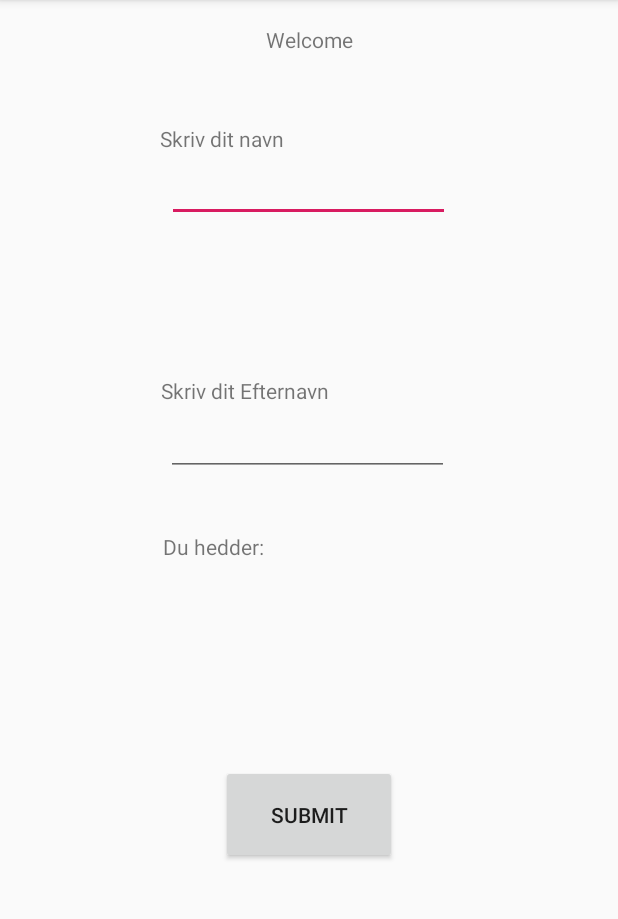
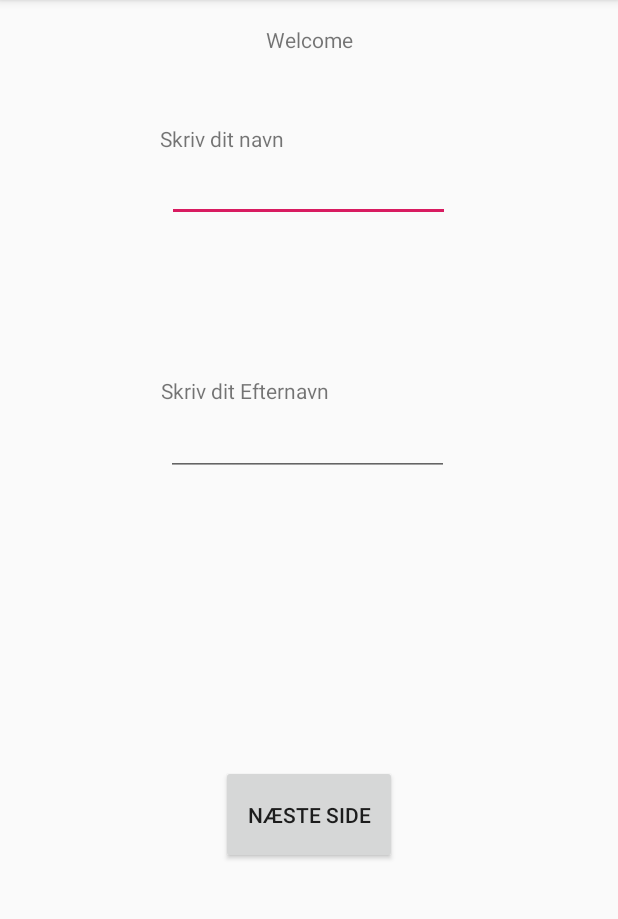
Before and after one commit to kenniholm/Testapp, an Android app: the screen it shows after launch (MainActivity), on a phone screen of 412 x 824 dp, the part 84-1003 px from its top. Run offline under Robolectric (Android 15) with nearby library versions, the phone set to English and light mode, and no system bars.

Commit message:
Change findviewbyID to best practice Add Send data to new activity with Intent

```diff
--- a/app/src/main/java/com/example/trendlog/MainActivity.kt
+++ b/app/src/main/java/com/example/trendlog/MainActivity.kt
@@ -4,28 +4,36 @@ import android.content.Intent
 import androidx.appcompat.app.AppCompatActivity
 import android.os.Bundle
 import android.view.View
+import android.widget.Button
 import android.widget.EditText
 import android.widget.TextView
 
 class MainActivity : AppCompatActivity() {
 
+    lateinit var editText: EditText
+    lateinit var editEfternavn: EditText
+    lateinit var button: Button
+
     override fun onCreate(savedInstanceState: Bundle?) {
         super.onCreate(savedInstanceState)
         setContentView(R.layout.activity_main)
+
+        editText = findViewById(R.id.name1)
+        editEfternavn = findViewById(R.id.efternavn)
+        button = findViewById(R.id.button1)
+        // Første års projekt med lambda i UI
+        button.setOnClickListener{
+            submit()
+        }
     }
 
-    fun submit(v: View){
-        var editText = findViewById<View>(R.id.name1) as EditText
+    fun submit(){
         val Name = editText.text.toString()
-        editText = findViewById<View>(R.id.efternavn) as EditText
-        val LastName = editText.text.toString()
+        val LastName = editEfternavn.text.toString()
         display(Name, LastName)
     }
     fun display(text1:String, text2:String){
-        val textView = findViewById<View>(R.id.yay) as TextView
         val togethernow = text1 + " " + text2
-        textView.text = togethernow
-
         intent = Intent(this, Main2Activity::class.java)
         intent.putExtra("FullName", togethernow)
         startActivity(intent)
--- a/app/src/main/res/layout/activity_main.xml
+++ b/app/src/main/res/layout/activity_main.xml
@@ -65,17 +65,6 @@
         app:layout_constraintVertical_bias="0.376" />
 
     <TextView
-    android:layout_width="wrap_content"
-    android:layout_height="wrap_content"
-    android:text="@string/NavnOgEfternavn"
-    app:layout_constraintBottom_toBottomOf="parent"
-    app:layout_constraintHorizontal_bias="0.316"
-    app:layout_constraintLeft_toLeftOf="parent"
-    app:layout_constraintRight_toRightOf="parent"
-    app:layout_constraintTop_toTopOf="parent"
-    app:layout_constraintVertical_bias="0.474" />
-
-    <TextView
         android:id="@+id/yay"
         android:layout_width="wrap_content"
         android:layout_height="wrap_content"
@@ -91,8 +80,7 @@
         android:id="@+id/button1"
         android:layout_width="117dp"
         android:layout_height="66dp"
-        android:onClick="submit"
-        android:text="Submit"
+        android:text="@string/nxtpage"
         app:layout_constraintBottom_toBottomOf="parent"
         app:layout_constraintEnd_toEndOf="parent"
         app:layout_constraintStart_toStartOf="parent"
--- a/app/src/main/res/values/strings.xml
+++ b/app/src/main/res/values/strings.xml
@@ -4,4 +4,5 @@
     <string name="Navn">Skriv dit navn</string>
     <string name="Efternavn">Skriv dit Efternavn</string>
     <string name="NavnOgEfternavn">Du hedder:</string>
+    <string name="nxtpage">Næste side</string>
 </resources>
```
Also changed, not shown: app/src/main/AndroidManifest.xml (+4 -5 lines), app/src/main/java/com/example/trendlog/Main2Activity.kt (+5 -4 lines), app/src/main/res/layout/activity_main2.xml (+13 -1 lines), app/src/main/res/menu/menu_scrolling.xml (deleted, +0 -10 lines).
